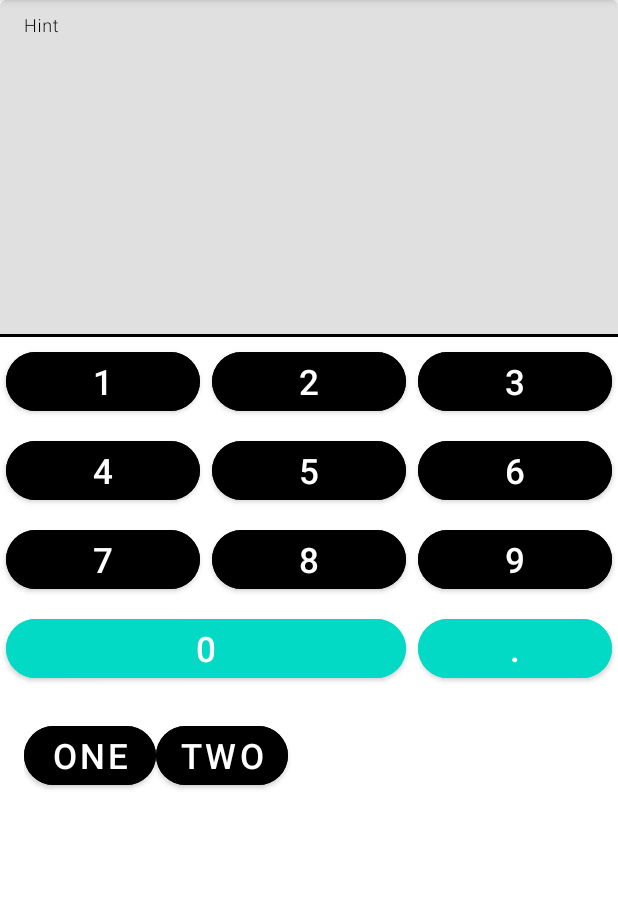
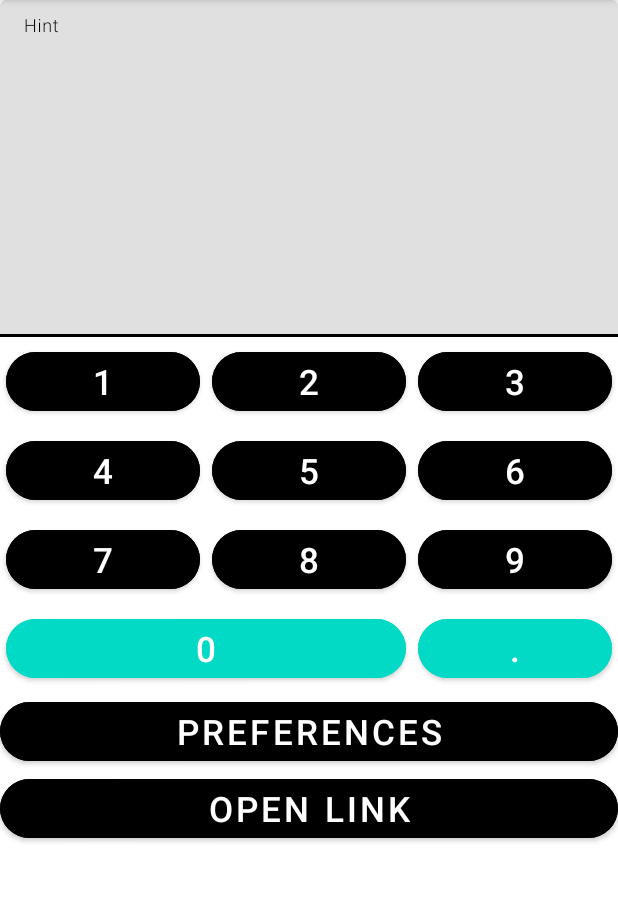
Before and after one commit to primus-anonymous/Resources28thMarch, an Android app: the screen it shows after launch (MainActivity), on a phone screen of 412 x 824 dp, the part 84-986 px from its top. Run offline under Robolectric (Android 15) with nearby library versions, the phone set to English and light mode, and no system bars.

Commit message:
Intents.

```diff
--- /dev/null
+++ b/app/src/main/java/com/neocaptainnemo/resources28thmarch/storage/Theme.java
@@ -0,0 +1,37 @@
+package com.neocaptainnemo.resources28thmarch.storage;
+
+import androidx.annotation.StringRes;
+import androidx.annotation.StyleRes;
+
+import com.neocaptainnemo.resources28thmarch.R;
+
+public enum Theme {
+    ONE(R.style.Theme_Resources28thMarch, R.string.theme_one, "THEME_ONE"),
+    TWO(R.style.Theme_Resources28thMarch_V2, R.string.theme_two, "THEME_TWO");
+
+    private @StyleRes
+    final int theme;
+
+    private @StringRes
+    final int title;
+    private final String key;
+
+
+    Theme(int theme, int title, String key) {
+        this.theme = theme;
+        this.title = title;
+        this.key = key;
+    }
+
+    public int getTitle() {
+        return title;
+    }
+
+    public String getKey() {
+        return key;
+    }
+
+    public int getTheme() {
+        return theme;
+    }
+}
--- /dev/null
+++ b/app/src/main/java/com/neocaptainnemo/resources28thmarch/storage/ThemeStorage.java
@@ -0,0 +1,43 @@
+package com.neocaptainnemo.resources28thmarch.storage;
+
+import android.content.Context;
+import android.content.SharedPreferences;
+
+public class ThemeStorage {
+    private static final String THEME_KEY = "THEME_KEY";
+
+    private static ThemeStorage INSTANCE;
+    private final Context context;
+    private final SharedPreferences sharedPreferences;
+
+    private ThemeStorage(Context context) {
+        this.context = context;
+
+        sharedPreferences = context.getSharedPreferences("preferences", Context.MODE_PRIVATE);
+    }
+
+    public static ThemeStorage getInstance(Context context) {
+        if (INSTANCE == null) {
+            INSTANCE = new ThemeStorage(context);
+        }
+        return INSTANCE;
+    }
+
+    public void saveTheme(Theme theme) {
+        sharedPreferences.edit()
+                .putString(THEME_KEY, theme.getKey())
+                .apply();
+    }
+
+    public Theme getTheme() {
+        String savedValue = sharedPreferences.getString(THEME_KEY, Theme.ONE.getKey());
+
+        for (Theme theme : Theme.values()) {
+            if (theme.getKey().equals(savedValue)) {
+                return theme;
+            }
+        }
+
+        return Theme.ONE;
+    }
+}
--- a/app/src/main/java/com/neocaptainnemo/resources28thmarch/MainActivity.java
+++ b/app/src/main/java/com/neocaptainnemo/resources28thmarch/ui/MainActivity.java
@@ -1,10 +1,15 @@
-package com.neocaptainnemo.resources28thmarch;
+package com.neocaptainnemo.resources28thmarch.ui;
 
+import androidx.activity.result.ActivityResult;
+import androidx.activity.result.ActivityResultCallback;
+import androidx.activity.result.ActivityResultLauncher;
+import androidx.activity.result.contract.ActivityResultContracts;
 import androidx.appcompat.app.AppCompatActivity;
 import androidx.core.content.ContextCompat;
 
-import android.content.Context;
-import android.content.SharedPreferences;
+import android.app.Activity;
+import android.content.Intent;
+import android.net.Uri;
 import android.os.Bundle;
 import android.text.Editable;
 import android.text.TextWatcher;
@@ -14,30 +19,37 @@ import android.widget.Toast;
 
 import com.google.android.material.textfield.TextInputEditText;
 import com.google.android.material.textfield.TextInputLayout;
+import com.neocaptainnemo.resources28thmarch.R;
+import com.neocaptainnemo.resources28thmarch.storage.Theme;
+import com.neocaptainnemo.resources28thmarch.storage.ThemeStorage;
 
 public class MainActivity extends AppCompatActivity {
-
-    private static final String THEME_KEY = "THEME_KEY";
-
-    private static final String THEME_ONE = "THEME_ONE";
-    private static final String THEME_TWO = "THEME_TWO";
 
     @Override
     protected void onCreate(Bundle savedInstanceState) {
         super.onCreate(savedInstanceState);
 
-        SharedPreferences sharedPreferences = getSharedPreferences("preferences", Context.MODE_PRIVATE);
+        ThemeStorage storage = ThemeStorage.getInstance(getApplicationContext());
 
-        String theme = sharedPreferences.getString(THEME_KEY, THEME_ONE);
+        Theme savedTheme = storage.getTheme();
 
-        switch (theme){
-            case THEME_TWO:
-                setTheme(R.style.Theme_Resources28thMarch_V2);
-                break;
-            default:
-                setTheme(R.style.Theme_Resources28thMarch);
-                break;
-        }
+        ActivityResultLauncher<Intent> launcher = registerForActivityResult(new ActivityResultContracts.StartActivityForResult(), new ActivityResultCallback<ActivityResult>() {
+            @Override
+            public void onActivityResult(ActivityResult result) {
+                if (result.getResultCode() == Activity.RESULT_OK) {
+                    Intent data = result.getData();
+
+                    Theme chosenTheme = (Theme) data.getSerializableExtra(ThemeSelectionActivity.CHOSEN_THEME);
+
+                    storage.saveTheme(chosenTheme);
+
+                    recreate();
+                }
+            }
+        });
+
+
+        setTheme(savedTheme.getTheme());
 
         setContentView(R.layout.activity_calc);
 
@@ -47,9 +59,14 @@ public class MainActivity extends AppCompatActivity {
 
         Toast.makeText(this, getString(R.string.hello_world) + dimenSize, Toast.LENGTH_SHORT).show();
 
-
         TextInputLayout inputLayout = findViewById(R.id.text_input_layout);
         TextInputEditText editText = findViewById(R.id.text_input_edit);
+
+        if (getIntent() != null && getIntent().hasExtra("welcome")) {
+            String message = getIntent().getStringExtra("welcome");
+
+            editText.setText(message);
+        }
 
         editText.addTextChangedListener(new TextWatcher() {
             @Override
@@ -85,28 +102,26 @@ public class MainActivity extends AppCompatActivity {
 
         }
 
-        findViewById(R.id.theme_one).setOnClickListener(new View.OnClickListener() {
+        findViewById(R.id.preferences).setOnClickListener(new View.OnClickListener() {
             @Override
             public void onClick(View view) {
+                Intent intent = new Intent(MainActivity.this, ThemeSelectionActivity.class);
+                intent.putExtra(ThemeSelectionActivity.SELECTED_THEME, savedTheme);
 
-                sharedPreferences.edit()
-                        .putString(THEME_KEY, THEME_ONE)
-                        .apply();
-
-                recreate();
+                launcher.launch(intent);
             }
         });
 
-        findViewById(R.id.theme_two).setOnClickListener(new View.OnClickListener() {
+        findViewById(R.id.link).setOnClickListener(new View.OnClickListener() {
             @Override
             public void onClick(View view) {
-                sharedPreferences.edit()
-                        .putString(THEME_KEY, THEME_TWO)
-                        .apply();
+                Uri uri = Uri.parse("some://yandex.ru");
 
-                recreate();
+                Intent intent = new Intent(Intent.ACTION_VIEW);
+                intent.setData(uri);
+
+                startActivity(Intent.createChooser(intent, null));
             }
         });
-
     }
 }
--- a/app/src/main/res/layout-land/activity_main.xml
+++ b/app/src/main/res/layout-land/activity_main.xml
@@ -4,7 +4,7 @@
     xmlns:tools="http://schemas.android.com/tools"
     android:layout_width="match_parent"
     android:layout_height="match_parent"
-    tools:context=".MainActivity">
+    tools:context=".ui.MainActivity">
 
     <TextView
         android:id="@+id/hello_world"
--- a/app/src/main/res/layout/activity_calc.xml
+++ b/app/src/main/res/layout/activity_calc.xml
@@ -95,23 +95,16 @@
 
     </GridLayout>
 
-    <LinearLayout
+    <Button
+        android:id="@+id/preferences"
         android:layout_width="match_parent"
         android:layout_height="wrap_content"
-        android:layout_margin="16dp">
+        android:text="@string/preferences" />
 
-        <Button
-            android:id="@+id/theme_one"
-            android:layout_width="wrap_content"
-            android:layout_height="wrap_content"
-            android:text="@string/theme_one" />
-
-        <Button
-            android:id="@+id/theme_two"
-            android:layout_width="wrap_content"
-            android:layout_height="wrap_content"
-            android:text="@string/theme_two" />
-
-    </LinearLayout>
+    <Button
+        android:id="@+id/link"
+        android:layout_width="match_parent"
+        android:layout_height="wrap_content"
+        android:text="@string/open_link" />
 
 </LinearLayout>
--- a/app/src/main/res/layout/activity_main.xml
+++ b/app/src/main/res/layout/activity_main.xml
@@ -4,7 +4,7 @@
     xmlns:tools="http://schemas.android.com/tools"
     android:layout_width="match_parent"
     android:layout_height="match_parent"
-    tools:context=".MainActivity">
+    tools:context=".ui.MainActivity">
 
     <TextView
         android:layout_width="wrap_content"
--- /dev/null
+++ b/app/src/main/res/layout/activity_theme_selection.xml
@@ -0,0 +1,6 @@
+<?xml version="1.0" encoding="utf-8"?>
+<LinearLayout xmlns:android="http://schemas.android.com/apk/res/android"
+    android:id="@+id/root"
+    android:layout_width="match_parent"
+    android:layout_height="match_parent"
+    android:orientation="vertical" />
--- a/app/src/main/res/values/strings.xml
+++ b/app/src/main/res/values/strings.xml
@@ -18,5 +18,7 @@
     <string name="input_error">Length should be greater than 5</string>
     <string name="theme_one">One</string>
     <string name="theme_two">Two</string>
+    <string name="preferences">Preferences</string>
+    <string name="open_link">Open Link</string>
 
 </resources>
```
Also changed, not shown: app/src/main/AndroidManifest.xml (+16 -1 lines), app/src/main/java/com/neocaptainnemo/resources28thmarch/SomeSingleton.java (added, +21 -0 lines), app/src/main/java/com/neocaptainnemo/resources28thmarch/ui/ThemeSelectionActivity.java (added, +62 -0 lines), app/src/main/res/drawable/ic_baseline_check_24.xml (added, +10 -0 lines), app/src/main/res/layout/item_theme.xml (added, +39 -0 lines).
